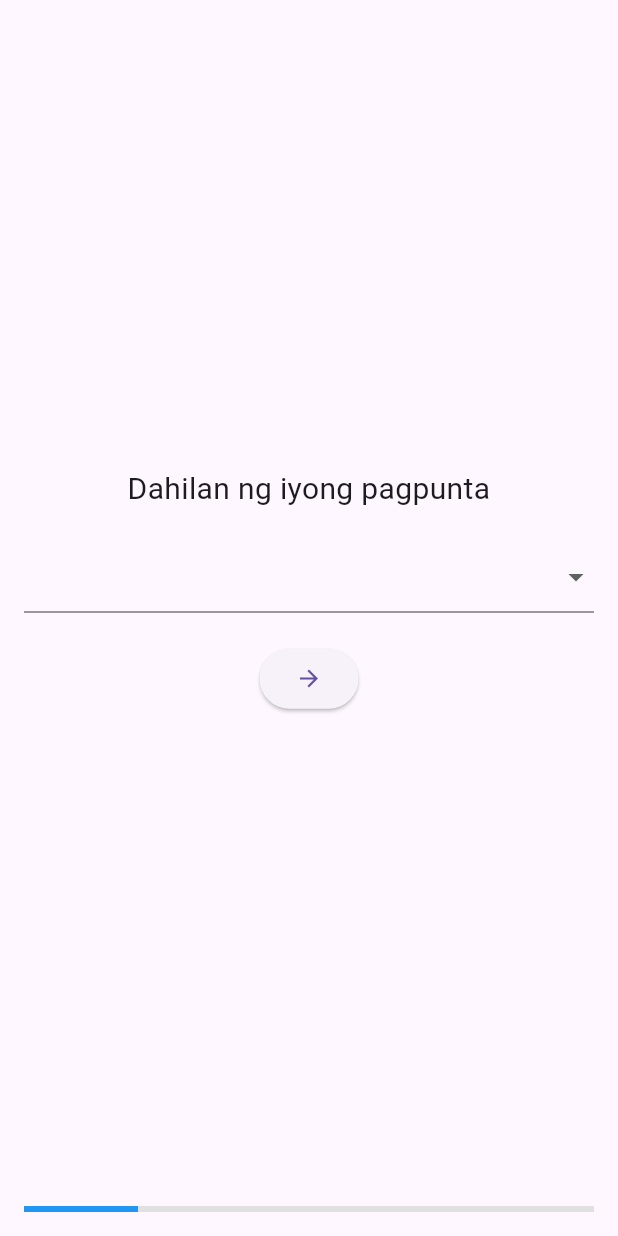
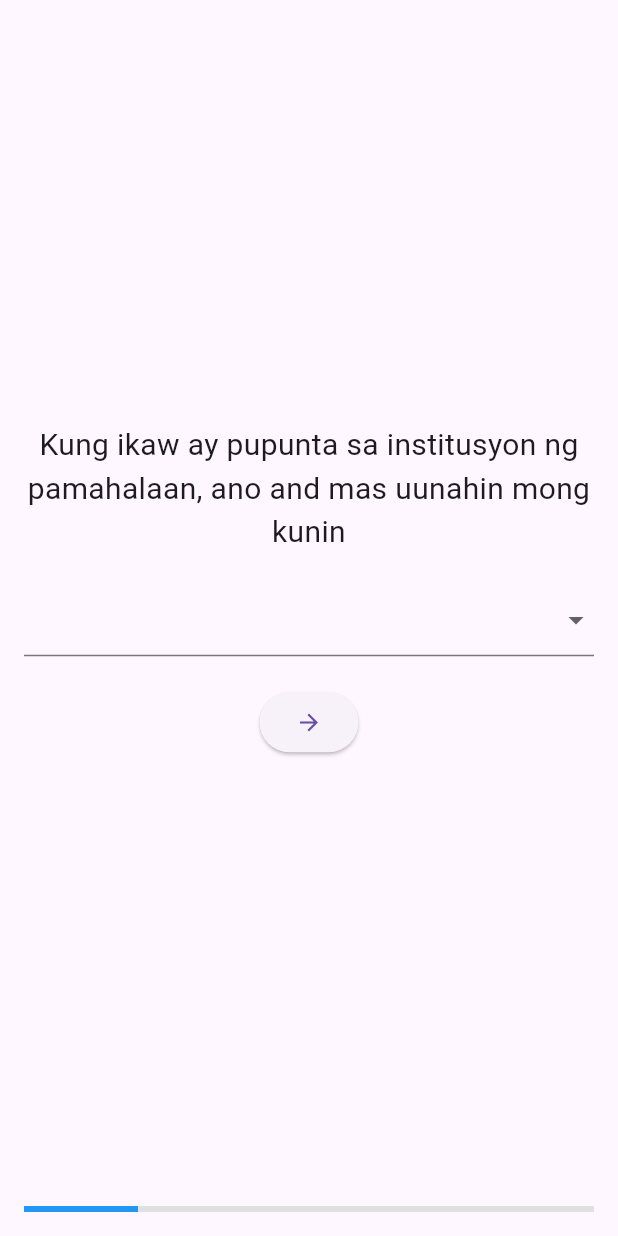
Before and after one commit to melee45/barangay-profiling-system, a Flutter app: the screen it shows after launch, on a phone screen of 412 x 824 dp. Run offline on Flutter 3.47's test engine with Material 3 defaults, Android fonts, the phone set to English and light mode, and no system bars; our stand-ins replace cloud_firestore, firebase_core; accounts and stored records are empty.

Commit message:
Adjusted some questions and choices

```diff
--- a/lib/main.dart
+++ b/lib/main.dart
@@ -88,7 +88,7 @@ class _WelcomeScreenState extends State<WelcomeScreen> {
   List<String> addressOptions = [
     "Purok 1", "Purok 2", "Purok 3", "Purok 4", "Purok 5",
     "Purok 6", "Purok 7", "Purok 8", "PLDT Subdivision",
-    "Country Homes Subd.", "Vista Rosa"
+    "Country Homes Subd.", "Vista Rosa", "Labas ng Biñan"
   ];
   List<String> purposeOptions = [
     "Indigency", "Clearance", "Residency", "Certificate",
@@ -195,7 +195,7 @@ class _WelcomeScreenState extends State<WelcomeScreen> {
     Widget inputWidget = SizedBox();
 
     if (step == 0) {
-      questionText = "Dahilan ng iyong pagpunta";
+      questionText = "Kung ikaw ay pupunta sa institusyon ng pamahalaan, ano and mas uunahin mong kunin";
       inputWidget = DropdownButtonFormField<String>(
         value: selectedPurpose,
         items: purposeOptions.map((String purpose) {
```
Also changed, not shown: Diagrams/Dimension_Hierarchy.png (added), Diagrams/ERD.png (added), Diagrams/User_Roles.png (added), 1 other file.
